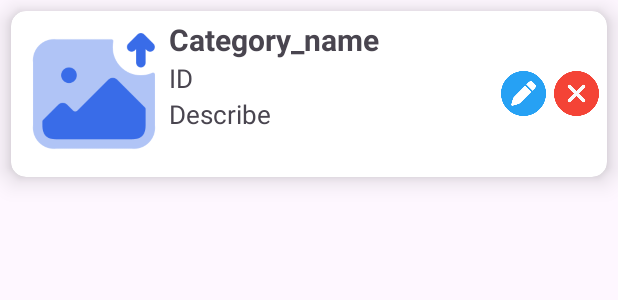
After one commit to LeManhQuynh2004/KidsShop, an Android app: the layout item_category_admin.xml on its own in the app's theme, with its tools: preview values and no code run, on a phone screen of 412 x 824 dp. The commit adds this screen. Shown: the top 300 px of the screen. Run offline under Robolectric (Android 15) with nearby library versions, the phone set to English and light mode, and no system bars.

Commit message:
The Loai

```diff
--- a/app/src/main/java/fpoly/group6_pro1122/kidsshop/Adapter/CategoryAdmin_Adapter.java
+++ b/app/src/main/java/fpoly/group6_pro1122/kidsshop/Adapter/CategoryAdmin_Adapter.java
@@ -1,16 +1,32 @@
 package fpoly.group6_pro1122.kidsshop.Adapter;
 
+import android.content.Context;
+import android.view.LayoutInflater;
 import android.view.View;
 import android.view.ViewGroup;
 
 import androidx.annotation.NonNull;
 import androidx.recyclerview.widget.RecyclerView;
 
+import java.util.ArrayList;
+
+import fpoly.group6_pro1122.kidsshop.Model.Category;
+import fpoly.group6_pro1122.kidsshop.R;
+
 public class CategoryAdmin_Adapter extends RecyclerView.Adapter<CategoryAdmin_Adapter.CategoryAdmin> {
+    ArrayList<Category> list = new ArrayList<>();
+    Context context;
+
+    public CategoryAdmin_Adapter(ArrayList<Category> list, Context context) {
+        this.list = list;
+        this.context = context;
+    }
+
     @NonNull
     @Override
     public CategoryAdmin onCreateViewHolder(@NonNull ViewGroup parent, int viewType) {
-        return null;
+        View view = LayoutInflater.from(context).inflate(R.layout.item_category_admin,parent,false);
+        return new CategoryAdmin(view);
     }
 
     @Override
--- /dev/null
+++ b/app/src/main/res/drawable/hinhtron.xml
@@ -0,0 +1,6 @@
+<?xml version="1.0" encoding="utf-8"?>
+<shape xmlns:android="http://schemas.android.com/apk/res/android"
+    android:shape="rectangle">
+    <corners android:radius="20dp" /> <!-- Điều chỉnh giá trị radius để làm cho bo viền tròn hơn -->
+    <solid android:color="#ff0000" /> <!-- Màu nền của nút -->
+</shape>
--- /dev/null
+++ b/app/src/main/res/layout/item_category_admin.xml
@@ -0,0 +1,63 @@
+<?xml version="1.0" encoding="utf-8"?>
+<androidx.cardview.widget.CardView xmlns:android="http://schemas.android.com/apk/res/android"
+    android:layout_width="match_parent"
+    android:layout_height="wrap_content"
+    xmlns:app="http://schemas.android.com/apk/res-auto"
+    app:cardCornerRadius="10dp"
+    app:cardElevation="10dp"
+    android:layout_margin="7dp">
+
+    <LinearLayout
+        android:layout_width="match_parent"
+        android:layout_height="wrap_content"
+        android:orientation="horizontal"
+        android:padding="5dp">
+        <ImageView
+            android:id="@+id/img_item_category_admin"
+            android:src="@drawable/image"
+            android:layout_width="100dp"
+            android:layout_height="100dp"/>
+        <LinearLayout
+            android:layout_width="0dp"
+            android:layout_weight="1"
+            android:layout_height="wrap_content"
+            android:orientation="vertical">
+            <TextView
+                android:id="@+id/tv_name_item_category_admin"
+                android:textStyle="bold"
+                android:textSize="20sp"
+                android:text="Category_name"
+                android:layout_width="wrap_content"
+                android:layout_height="wrap_content"/>
+            <TextView
+                android:id="@+id/tv_id_item_categoroy_admin"
+                android:text="ID"
+                android:textSize="17sp"
+                android:layout_width="wrap_content"
+                android:layout_height="wrap_content"/>
+            <TextView
+                android:id="@+id/tv_describe_item_category_admin"
+                android:text="Describe"
+                android:textSize="17sp"
+                android:layout_width="wrap_content"
+                android:layout_height="wrap_content"/>
+        </LinearLayout>
+        <LinearLayout
+            android:layout_width="wrap_content"
+            android:layout_height="match_parent"
+                android:gravity="center">
+            <ImageView
+                android:id="@+id/bt_update_item_product_admin"
+                android:src="@drawable/pen"
+                android:layout_width="30dp"
+                android:layout_height="30dp"
+                android:layout_marginRight="5dp"/>
+            <ImageView
+                android:id="@+id/bt_delete_item_product_admin"
+                android:src="@drawable/remove"
+                android:layout_width="30dp"
+                android:layout_height="30dp"/>
+        </LinearLayout>
+    </LinearLayout>
+
+</androidx.cardview.widget.CardView>
```
